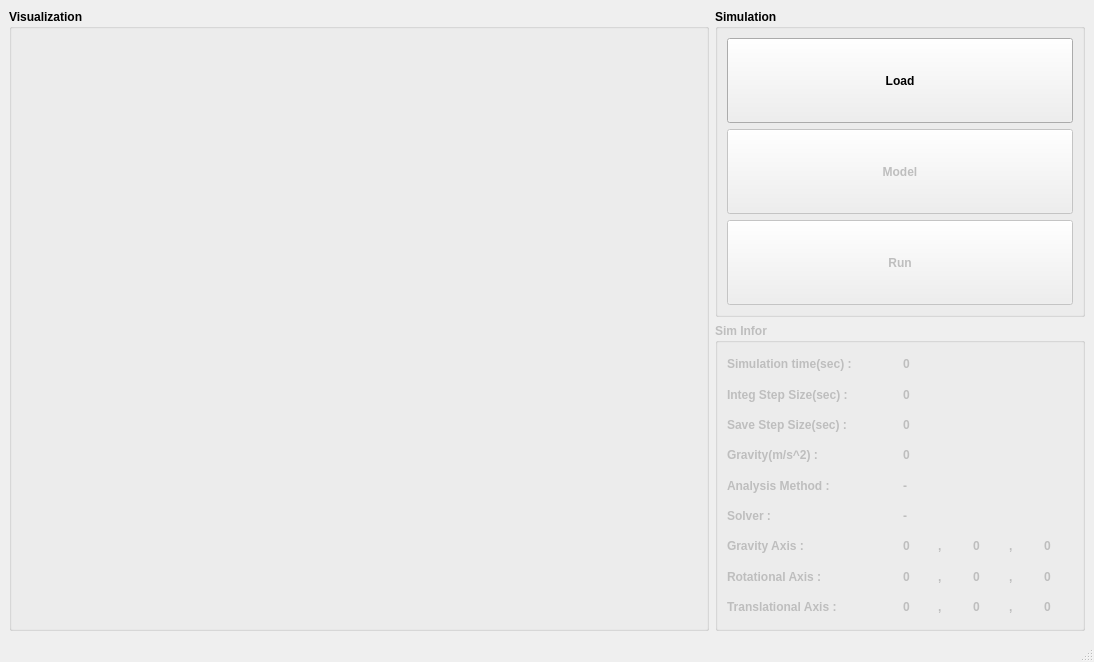
Above: crabster_visual/ui/mainwindow.ui from hajunsong/crabster_simulator before the change. Below: the same form after it.
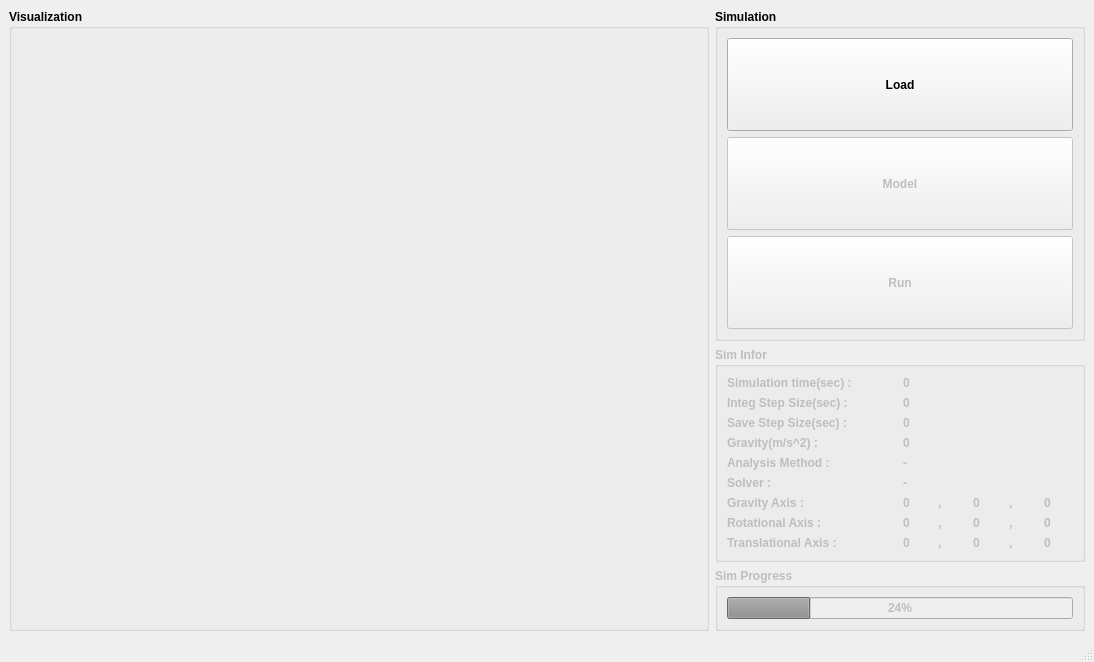
That is the form after the change.

Diff of the .ui file:
```diff
--- a/crabster_visual/ui/mainwindow.ui
+++ b/crabster_visual/ui/mainwindow.ui
@@ -14,8 +14,8 @@
    <string>MainWindow</string>
   </property>
   <widget class="QWidget" name="centralwidget">
-   <layout class="QGridLayout" name="gridLayout_4">
-    <item row="0" column="0" rowspan="2">
+            <layout class="QGridLayout" name="gridLayout_5">
+                <item row="0" column="0" rowspan="3">
      <widget class="QGroupBox" name="groupBox_4">
       <property name="minimumSize">
        <size>
@@ -42,6 +42,12 @@
     </item>
     <item row="0" column="1">
      <widget class="QGroupBox" name="groupBox">
+                        <property name="sizePolicy">
+                            <sizepolicy hsizetype="Preferred" vsizetype="Preferred">
+                                <horstretch>0</horstretch>
+                                <verstretch>0</verstretch>
+                            </sizepolicy>
+                        </property>
       <property name="font">
        <font>
         <weight>75</weight>
@@ -55,7 +61,7 @@
        <item row="0" column="0">
         <widget class="QPushButton" name="btnLoad">
          <property name="sizePolicy">
-          <sizepolicy hsizetype="Minimum" vsizetype="Preferred">
+                                        <sizepolicy hsizetype="Minimum" vsizetype="Expanding">
            <horstretch>0</horstretch>
            <verstretch>0</verstretch>
           </sizepolicy>
@@ -71,7 +77,7 @@
           <bool>false</bool>
          </property>
          <property name="sizePolicy">
-          <sizepolicy hsizetype="Minimum" vsizetype="Preferred">
+                                        <sizepolicy hsizetype="Minimum" vsizetype="Expanding">
            <horstretch>0</horstretch>
            <verstretch>0</verstretch>
           </sizepolicy>
@@ -87,7 +93,7 @@
           <bool>false</bool>
          </property>
          <property name="sizePolicy">
-          <sizepolicy hsizetype="Minimum" vsizetype="Preferred">
+                                        <sizepolicy hsizetype="Minimum" vsizetype="Expanding">
            <horstretch>0</horstretch>
            <verstretch>0</verstretch>
           </sizepolicy>
@@ -348,6 +354,40 @@
       </layout>
      </widget>
     </item>
+                <item row="2" column="1">
+                    <widget class="QGroupBox" name="gbSimProgress">
+                        <property name="font">
+                            <font>
+                                <weight>75</weight>
+                                <bold>true</bold>
+                            </font>
+                        </property>
+                        <property name="title">
+                            <string>Sim Progress</string>
+                        </property>
+                        <property name="enabled">
+                            <bool>false</bool>
+                        </property>
+                        <layout class="QGridLayout" name="gridLayout_4">
+                            <item row="0" column="0">
+                                <widget class="QProgressBar" name="pbSim">
+                                    <!-- <property name="enabled">
+                                        <bool>false</bool>
+                                    </property> -->
+                                    <property name="sizePolicy">
+                                        <sizepolicy hsizetype="Expanding" vsizetype="Minimum">
+                                            <horstretch>0</horstretch>
+                                            <verstretch>0</verstretch>
+                                        </sizepolicy>
+                                    </property>
+                                    <property name="value">
+                                        <number>24</number>
+                                    </property>
+                                </widget>
+                            </item>
+                        </layout>
+                    </widget>
+                </item>
    </layout>
   </widget>
   <widget class="QMenuBar" name="menubar">
```
Left out of the diff: 10 changed lines with no effect on the pictures. Lines whose indentation alone changed are shown as unchanged.
